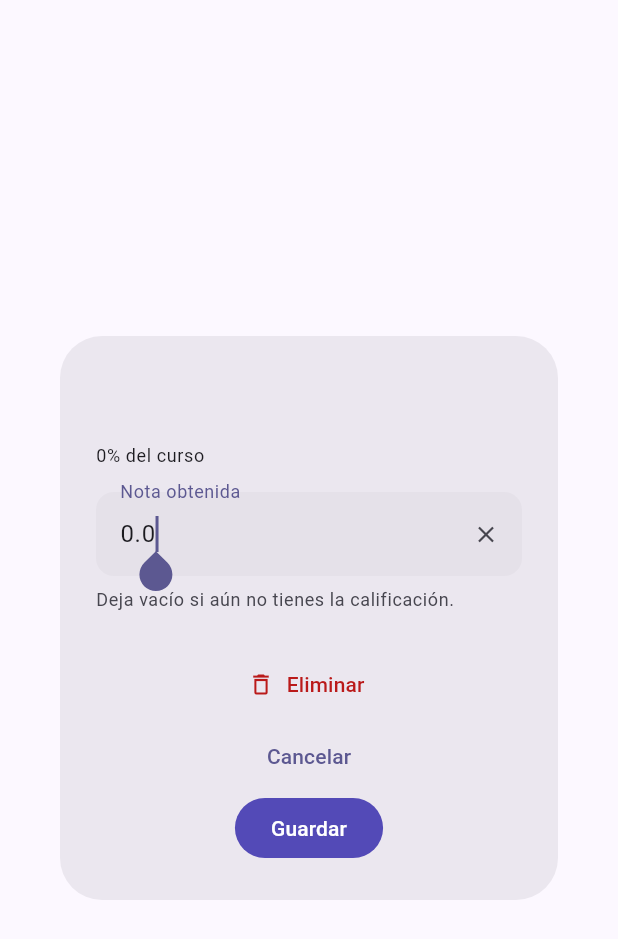
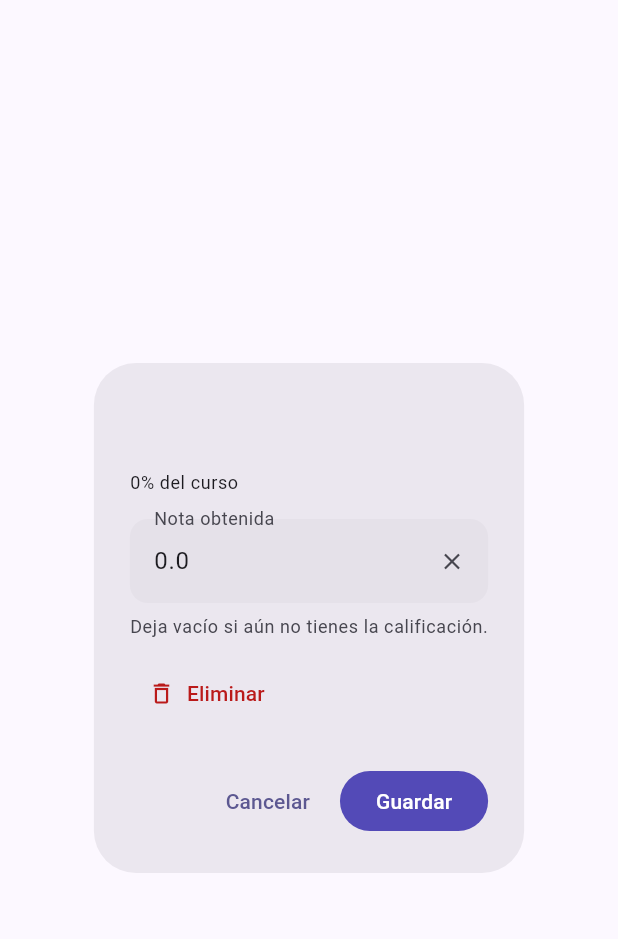
Before and after one commit to Darwin427/gestor_tareas, a Flutter app: the EditGradeNotaDialog widget shown alone on an empty page, opened directly with empty values, on a phone screen of 412 x 824 dp. Shown: the top 939 px of the screen. Run offline on Flutter 3.47's test engine with Material 3 defaults, Android fonts, the phone set to English and light mode, and no system bars; our stand-ins replace cloud_firestore, firebase_auth, firebase_core, table_calendar; accounts and stored records are empty; generated files the repository leaves out were written again.

Commit message:
Preparar entrega final: README como guía completa, plan de notificaciones reescrito, fix dialog de calificaciones, label TaskLog

```diff
--- a/lib/widgets/edit_grade_nota_dialog.dart
+++ b/lib/widgets/edit_grade_nota_dialog.dart
@@ -165,7 +165,6 @@ class _EditGradeNotaDialogState extends State<EditGradeNotaDialog> {
           else ...[
             TextField(
               controller: _notaCtrl,
-              autofocus: true,
               keyboardType:
                   const TextInputType.numberWithOptions(decimal: true),
               decoration: InputDecoration(
@@ -193,18 +192,23 @@ class _EditGradeNotaDialogState extends State<EditGradeNotaDialog> {
                   ),
             ),
           ],
+          const SizedBox(height: 12),
+          // Eliminar va dentro del cuerpo (no en `actions:`) para evitar
+          // que el overflow vertical de los botones genere un Spacer gigante.
+          Align(
+            alignment: Alignment.centerLeft,
+            child: TextButton.icon(
+              onPressed: _saving ? null : _eliminar,
+              icon: const Icon(Icons.delete_outline),
+              label: const Text('Eliminar'),
+              style: TextButton.styleFrom(
+                foregroundColor: Theme.of(context).colorScheme.error,
+              ),
+            ),
+          ),
         ],
       ),
       actions: [
-        TextButton.icon(
-          onPressed: _saving ? null : _eliminar,
-          icon: const Icon(Icons.delete_outline),
-          label: const Text('Eliminar'),
-          style: TextButton.styleFrom(
-            foregroundColor: Theme.of(context).colorScheme.error,
-          ),
-        ),
-        const Spacer(),
         TextButton(
           onPressed: _saving ? null : () => Navigator.of(context).pop(),
           child: Text(widget.autoCalculada ? 'Cerrar' : 'Cancelar'),
@@ -225,7 +229,6 @@ class _EditGradeNotaDialogState extends State<EditGradeNotaDialog> {
                 : const Text('Guardar'),
           ),
       ],
-      actionsOverflowAlignment: OverflowBarAlignment.center,
     );
   }
 }
```
Also changed, not shown: 3 other files.
